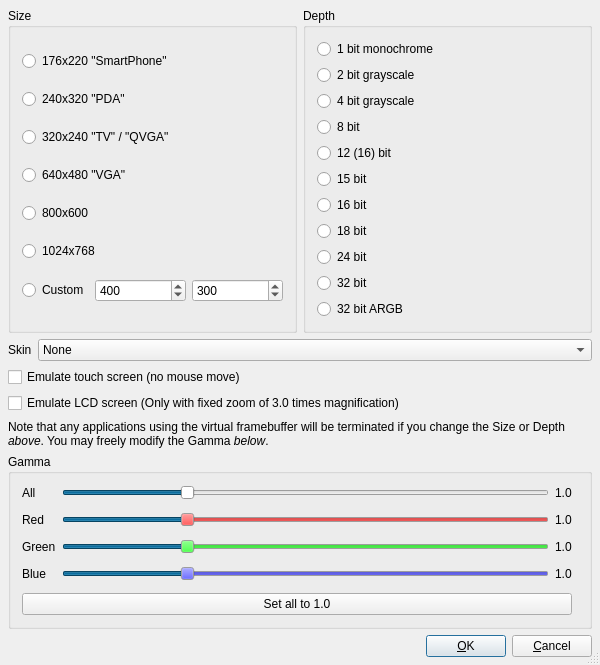
Above: tools/qvfb/config.ui from qt/qt before the change. Below: the same form after it.
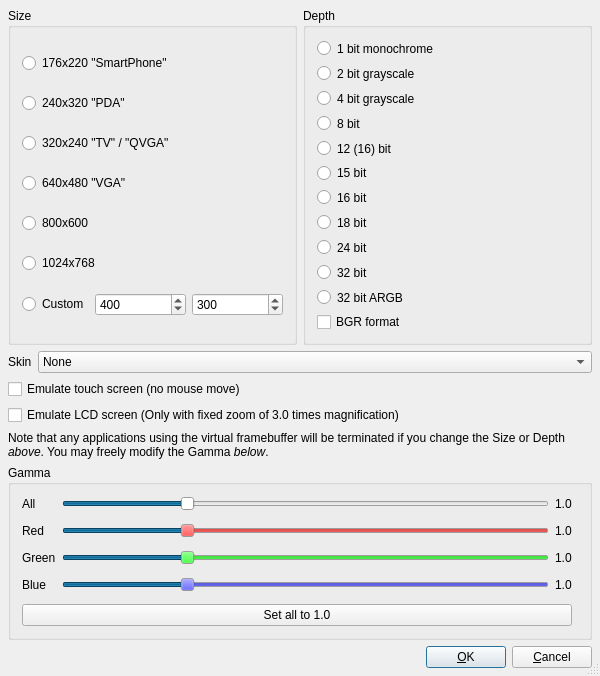
That is the form after the change. Custom widgets are drawn as their Qt base class.

Commit message: Add BGR format to qvfb

What changed in the file:
```diff
--- a/tools/qvfb/config.ui
+++ b/tools/qvfb/config.ui
@@ -272,6 +272,16 @@
           </property>
          </widget>
         </item>
+        <item>
+         <widget class="QCheckBox" name="rgbSwapped">
+          <property name="toolTip">
+           <string>Swap red and blue channels</string>
+          </property>
+          <property name="text">
+           <string>BGR format</string>
+          </property>
+         </widget>
+        </item>
        </layout>
       </widget>
      </item>
```
The commit also changes 2 other files.
